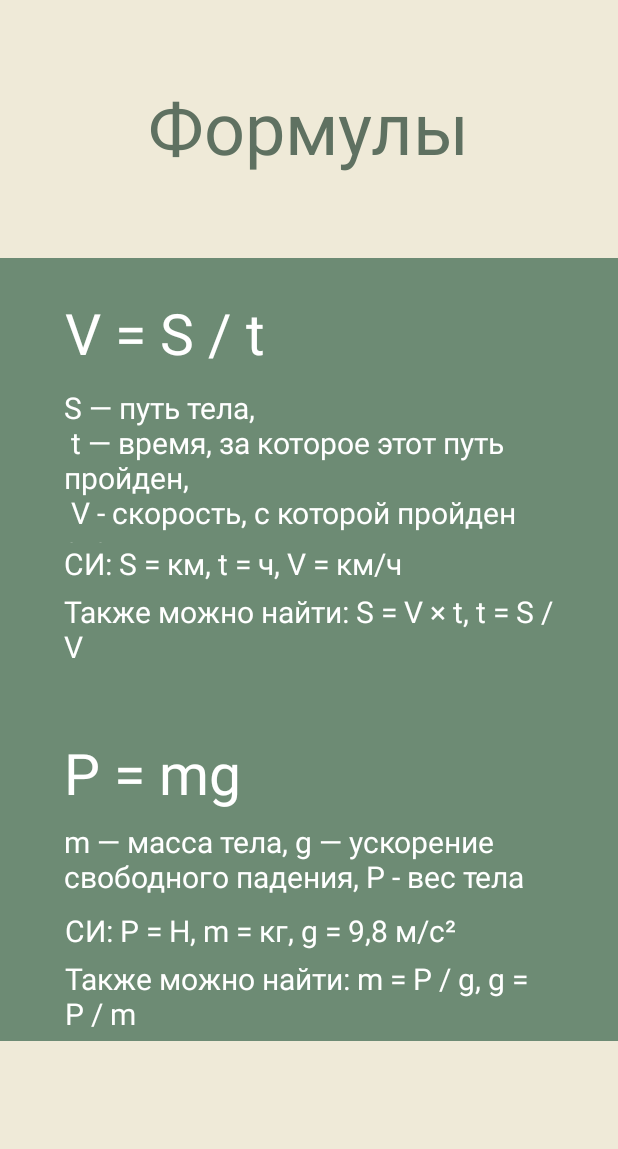
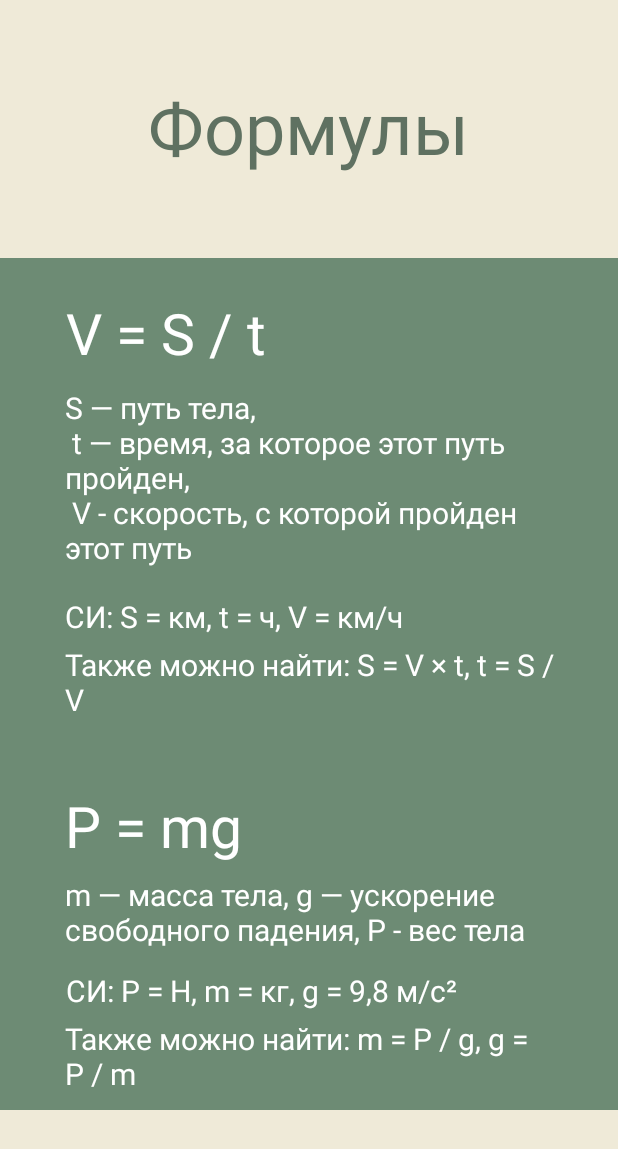
Before and after one commit to Vladislav585/Physicals, an Android app: the Formulas screen opened directly, with no data from a screen before it, on a phone screen of 412 x 824 dp. Shown: the top 1149 px of the screen. Run offline under Robolectric (Android 15) with nearby library versions, the phone set to English and light mode, and no system bars.

```diff
--- a/app/src/main/res/layout/activity_formulas.xml
+++ b/app/src/main/res/layout/activity_formulas.xml
@@ -8,8 +8,8 @@
     tools:context=".Formulas">
 
     <ScrollView
-        android:layout_width="412dp"
-        android:layout_height="732dp"
+        android:layout_width="417dp"
+        android:layout_height="741dp"
         app:layout_constraintEnd_toEndOf="parent"
         app:layout_constraintStart_toStartOf="parent"
         app:layout_constraintTop_toTopOf="parent"
@@ -37,8 +37,8 @@
 
             <TextView
                 android:id="@+id/textView43"
-                android:layout_width="326dp"
-                android:layout_height="55dp"
+                android:layout_width="327dp"
+                android:layout_height="61dp"
                 android:text="@string/Formulas_p_m_g"
                 android:textAlignment="textStart"
                 android:textColor="#FFFFFF"
@@ -51,7 +51,7 @@
             <TextView
                 android:id="@+id/textView37"
                 android:layout_width="326dp"
-                android:layout_height="104dp"
+                android:layout_height="139dp"
                 android:layout_marginTop="4dp"
                 android:text="@string/s_t_v_pos"
                 android:textAlignment="textStart"
@@ -66,7 +66,7 @@
             <TextView
                 android:id="@+id/textView41"
                 android:layout_width="325dp"
-                android:layout_height="59dp"
+                android:layout_height="64dp"
                 android:text="@string/m_g_p_pos"
                 android:textAlignment="textStart"
                 android:textColor="#FFFFFF"
```
Also changed, not shown: app/src/main/res/drawable/app.png (added), app/src/main/res/mipmap-hdpi/ic_launcher.webp (deleted), app/src/main/res/mipmap-mdpi/ic_launcher.webp (deleted), app/src/main/res/mipmap-xhdpi/ic_launcher.webp (deleted), app/src/main/res/mipmap-xxhdpi/ic_launcher.webp (deleted), app/src/main/res/mipmap-xxxhdpi/ic_launcher.webp (deleted).
